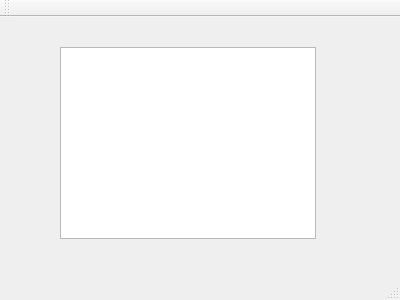
ponxosio/machineCreator, file mainwindow.ui: the form before one commit.
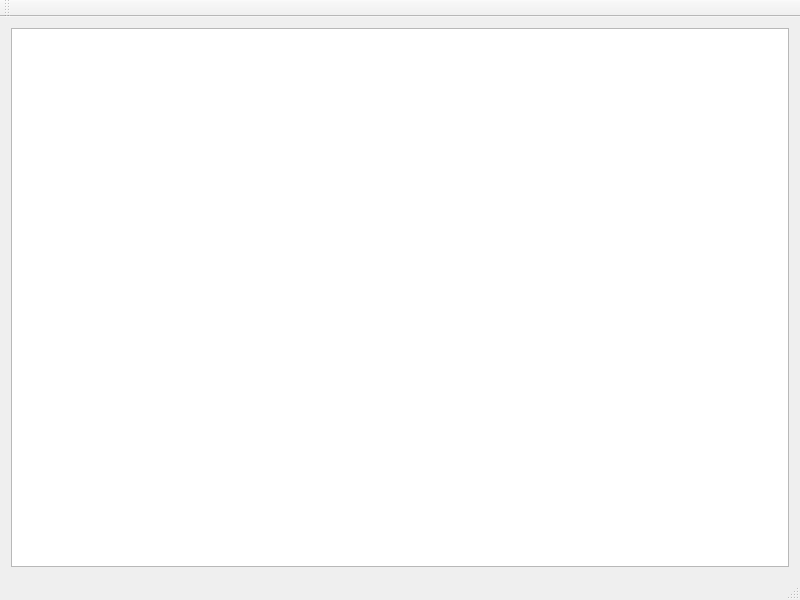
The form after the commit.

Patch:
```diff
--- a/mainwindow.ui
+++ b/mainwindow.ui
@@ -6,24 +6,25 @@
    <rect>
     <x>0</x>
     <y>0</y>
-    <width>400</width>
-    <height>300</height>
+    <width>800</width>
+    <height>600</height>
    </rect>
   </property>
+  <property name="minimumSize">
+   <size>
+    <width>800</width>
+    <height>600</height>
+   </size>
+  </property>
   <property name="windowTitle">
    <string>MainWindow</string>
   </property>
   <widget class="QWidget" name="centralWidget">
-   <widget class="QGraphicsView" name="graphicsView">
-    <property name="geometry">
-     <rect>
-      <x>60</x>
-      <y>30</y>
-      <width>256</width>
-      <height>192</height>
-     </rect>
-    </property>
-   </widget>
+   <layout class="QHBoxLayout" name="horizontalLayout">
+    <item>
+     <widget class="QGraphicsView" name="graphicsView"/>
+    </item>
+   </layout>
   </widget>
   <widget class="QMenuBar" name="menuBar">
    <property name="geometry">
```
Left out of the diff: 2 changed lines with no effect on the pictures.
